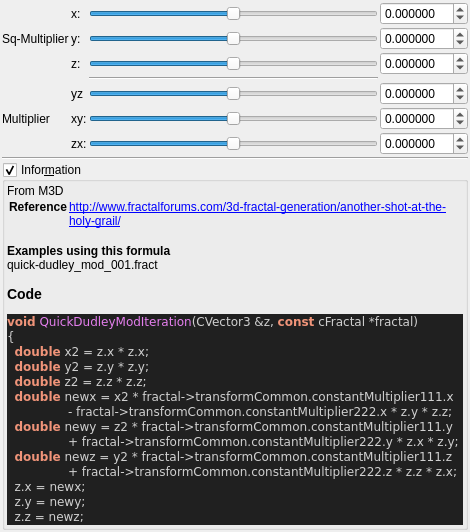
Old version of the form mandelbulber2/qt_data/fractal_quick_dudley_mod.ui in the repository buddhi1980/mandelbulber2.
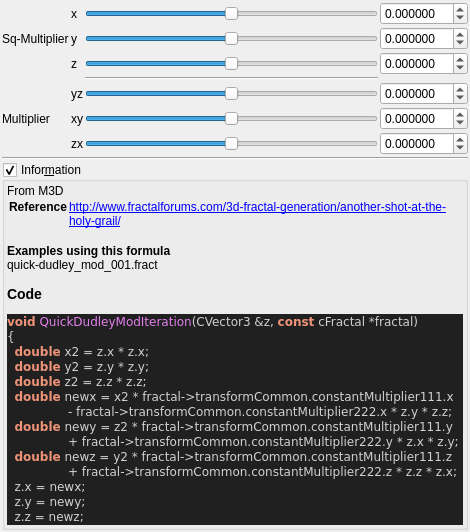
New version of the form. Custom widgets are drawn as their Qt base class.

Diff of the .ui file:
```diff
--- a/mandelbulber2/qt_data/fractal_quick_dudley_mod.ui
+++ b/mandelbulber2/qt_data/fractal_quick_dudley_mod.ui
@@ -66,7 +66,7 @@
      <item row="3" column="2">
       <widget class="QLabel" name="label_266">
        <property name="text">
-        <string>z:</string>
+        <string notr="true">z</string>
        </property>
       </widget>
      </item>
@@ -108,7 +108,7 @@
      <item row="2" column="2">
       <widget class="QLabel" name="label_264">
        <property name="text">
-        <string>y:</string>
+        <string notr="true">y</string>
        </property>
       </widget>
      </item>
@@ -215,7 +215,7 @@
      <item row="7" column="2">
       <widget class="QLabel" name="label_271">
        <property name="text">
-        <string>zx:</string>
+        <string notr="true">zx</string>
        </property>
       </widget>
      </item>
@@ -251,7 +251,7 @@
      <item row="6" column="2">
       <widget class="QLabel" name="label_270">
        <property name="text">
-        <string>xy:</string>
+        <string notr="true">xy</string>
        </property>
       </widget>
      </item>
@@ -350,7 +350,7 @@
      <item row="1" column="2">
       <widget class="QLabel" name="label_257">
        <property name="text">
-        <string>x:</string>
+        <string notr="true">x</string>
        </property>
       </widget>
      </item>
```
Left out of the diff: 2 changed lines with no effect on the pictures.
